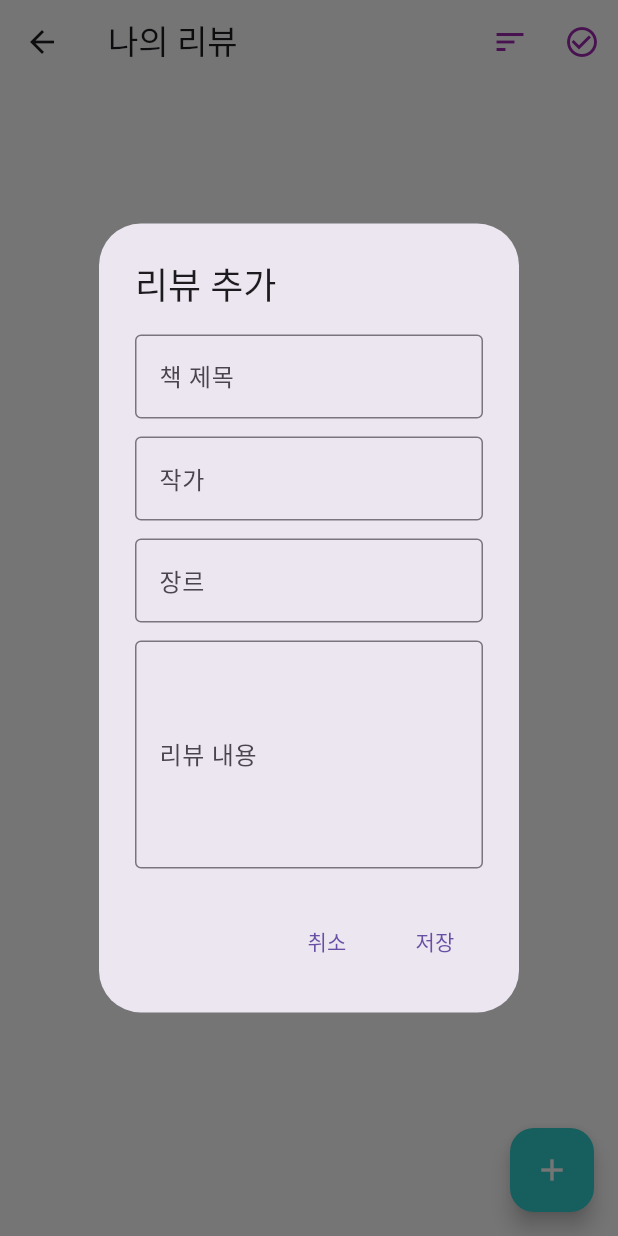
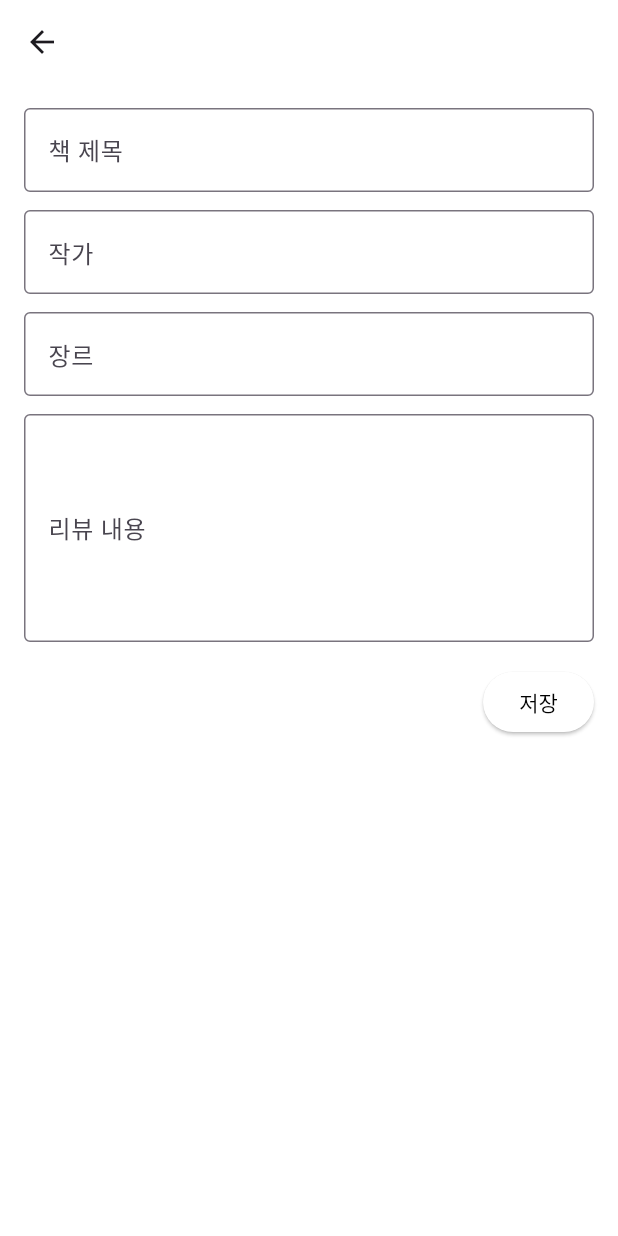
Before and after one commit to damhs/madcampweek1, a Flutter app: the ReviewTab screen opened directly, after a tap on the "add" icon, on a phone screen of 412 x 824 dp. Run offline on Flutter 3.47's test engine with Material 3 defaults, Android fonts, the phone set to English and light mode, and no system bars; our stand-ins replace device_info_plus, image_picker, permission_handler, shared_preferences; accounts and stored records are empty; Roboto replaces fonts that are missing (Pretendard).

Commit message:
update review_tab

```diff
--- a/lib/review_tab.dart
+++ b/lib/review_tab.dart
@@ -86,68 +86,6 @@ class _ReviewTabState extends State<ReviewTab>
   }
 
   // 리뷰 추가 및 수정 다이얼로그 표시
-  void _showReviewDialog({
-    required String title,
-    Map<String, String>? currentReview,
-    required void Function(Map<String, String>) onSubmit,
-  }) {
-    final titleController =
-        TextEditingController(text: currentReview?['title']);
-    final authorController =
-        TextEditingController(text: currentReview?['author']);
-    final genreController =
-        TextEditingController(text: currentReview?['genre']);
-    final contentController =
-        TextEditingController(text: currentReview?['content']);
-
-    showDialog(
-      context: context,
-      builder: (context) {
-        return AlertDialog(
-          title: Text(title),
-          content: SingleChildScrollView(
-            child: Column(
-              children: [
-                _buildTextField(controller: titleController, label: '책 제목'),
-                const SizedBox(height: 12),
-                _buildTextField(controller: authorController, label: '작가'),
-                const SizedBox(height: 12),
-                _buildTextField(controller: genreController, label: '장르'),
-                const SizedBox(height: 12),
-                _buildTextField(
-                    controller: contentController, label: '리뷰 내용', maxLines: 5),
-              ],
-            ),
-          ),
-          actions: [
-            TextButton(
-              onPressed: () => Navigator.of(context).pop(),
-              child: const Text('취소'),
-            ),
-            TextButton(
-              onPressed: () {
-                if (titleController.text.isNotEmpty &&
-                    authorController.text.isNotEmpty &&
-                    genreController.text.isNotEmpty &&
-                    contentController.text.isNotEmpty) {
-                  onSubmit({
-                    'title': titleController.text,
-                    'author': authorController.text,
-                    'genre': genreController.text,
-                    'date': currentReview?['date'] ??
-                        DateTime.now().toString().split(' ')[0],
-                    'content': contentController.text,
-                  });
-                  Navigator.of(context).pop();
-                }
-              },
-              child: const Text('저장'),
-            ),
-          ],
-        );
-      },
-    );
-  }
   void _sortReviews(String criteria) {
     setState(() {
       if (_sortCriteria == criteria) {
@@ -178,20 +116,6 @@ class _ReviewTabState extends State<ReviewTab>
     });
   }
   // 공통 텍스트 필드 생성
-  Widget _buildTextField({
-    required TextEditingController controller,
-    required String label,
-    int maxLines = 1,
-  }) {
-    return TextField(
-      controller: controller,
-      maxLines: maxLines,
-      decoration: InputDecoration(
-        labelText: label,
-        border: const OutlineInputBorder(),
-      ),
-    );
-  }
 
   // 리뷰 카드 생성
   Widget _buildReviewCard(Map<String, String> review, int index) {
@@ -209,7 +133,7 @@ class _ReviewTabState extends State<ReviewTab>
             MaterialPageRoute(
               builder: (context) => ReviewDetailPage(
                 review: review,
-                onUpdate: (updatedReview) => _editReview(index, updatedReview),
+                onSubmit: (updatedReview) => _editReview(index, updatedReview),
                 onDelete: () {
                   _deleteReview(index);
                   Navigator.of(context).pop();
@@ -352,9 +276,14 @@ class _ReviewTabState extends State<ReviewTab>
           ),
     floatingActionButton: FloatingActionButton(
       onPressed: () {
-        _showReviewDialog(
-          title: '리뷰 추가',
-          onSubmit: _addReview,
+        Navigator.push(
+          context,
+          MaterialPageRoute(
+            builder: (context) => ReviewDetailPage(
+              review: null,
+              onSubmit: _addReview,
+          ),
+        ),
         );
       },
       backgroundColor: const Color(0xFF33CCCC),
@@ -362,42 +291,40 @@ class _ReviewTabState extends State<ReviewTab>
     ),
   );
 }
-
-
-
   @override
   bool get wantKeepAlive => true;
 }
 
 class ReviewDetailPage extends StatelessWidget {
-  final Map<String, String> review;
-  final void Function(Map<String, String>) onUpdate;
-  final VoidCallback onDelete;
+  final Map<String, String>? review;
+  final void Function(Map<String, String>) onSubmit;
+  final VoidCallback? onDelete;
 
   const ReviewDetailPage({
     Key? key,
-    required this.review,
-    required this.onUpdate,
-    required this.onDelete,
+    this.review,
+    required this.onSubmit,
+    this.onDelete,
   }) : super(key: key);
 
   @override
   Widget build(BuildContext context) {
-    final titleController = TextEditingController(text: review['title']);
-    final authorController = TextEditingController(text: review['author']);
-    final genreController = TextEditingController(text: review['genre']);
-    final contentController = TextEditingController(text: review['content']);
+    final titleController = TextEditingController(text: review?['title']);
+    final authorController = TextEditingController(text: review?['author']);
+    final genreController = TextEditingController(text: review?['genre']);
+    final contentController = TextEditingController(text: review?['content']);
 
     return Scaffold(
       appBar: AppBar(
         backgroundColor: Colors.white,
-        title: const Text('리뷰 상세'),
-        actions: [
+        //title: const Text('리뷰 상세'),
+        actions: review != null && onDelete != null
+        ? [
           IconButton(
             icon: const Icon(Icons.delete),
             onPressed: onDelete,
           ),
-        ],
+        ] : null,
       ),
       body: Padding(
         padding: const EdgeInsets.all(16.0),
@@ -419,11 +346,11 @@ class ReviewDetailPage extends StatelessWidget {
                 children: [
                   ElevatedButton(
                     onPressed: () {
-                      onUpdate({
+                      onSubmit({
                         'title': titleController.text,
                         'author': authorController.text,
                         'genre': genreController.text,
-                        'date': review['date']!,
+                        'date': review?['date'] ?? DateTime.now().toString().split(' ')[0],
                         'content': contentController.text,
                       });
                       Navigator.of(context).pop();
```
